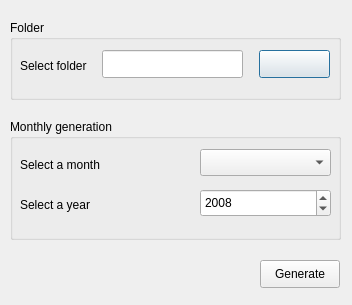
Old version of the form Qsalat/ui/monthly.ui in the repository sdizdarevic/qsalat.
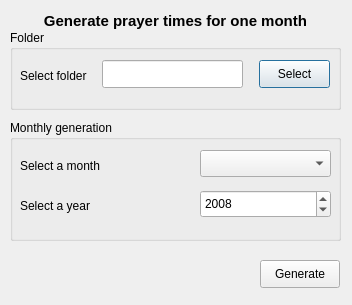
New version of the form.

Patch:
```diff
--- a/Qsalat/ui/monthly.ui
+++ b/Qsalat/ui/monthly.ui
@@ -28,7 +28,7 @@
    <property name="geometry" >
     <rect>
      <x>10</x>
-     <y>20</y>
+     <y>30</y>
      <width>331</width>
      <height>80</height>
     </rect>
@@ -46,7 +46,7 @@
      </rect>
     </property>
     <property name="text" >
-     <string/>
+     <string>Select</string>
     </property>
    </widget>
    <widget class="QLineEdit" name="pathEdit" >
@@ -77,7 +77,7 @@
    <property name="geometry" >
     <rect>
      <x>10</x>
-     <y>119</y>
+     <y>120</y>
      <width>331</width>
      <height>121</height>
     </rect>
@@ -154,6 +154,29 @@
     <string>Generate</string>
    </property>
   </widget>
+  <widget class="QLabel" name="label_7" >
+   <property name="geometry" >
+    <rect>
+     <x>10</x>
+     <y>10</y>
+     <width>331</width>
+     <height>21</height>
+    </rect>
+   </property>
+   <property name="font" >
+    <font>
+     <pointsize>11</pointsize>
+     <weight>75</weight>
+     <bold>true</bold>
+    </font>
+   </property>
+   <property name="text" >
+    <string>Generate prayer times for one month</string>
+   </property>
+   <property name="alignment" >
+    <set>Qt::AlignCenter</set>
+   </property>
+  </widget>
  </widget>
  <resources/>
  <connections/>
```
